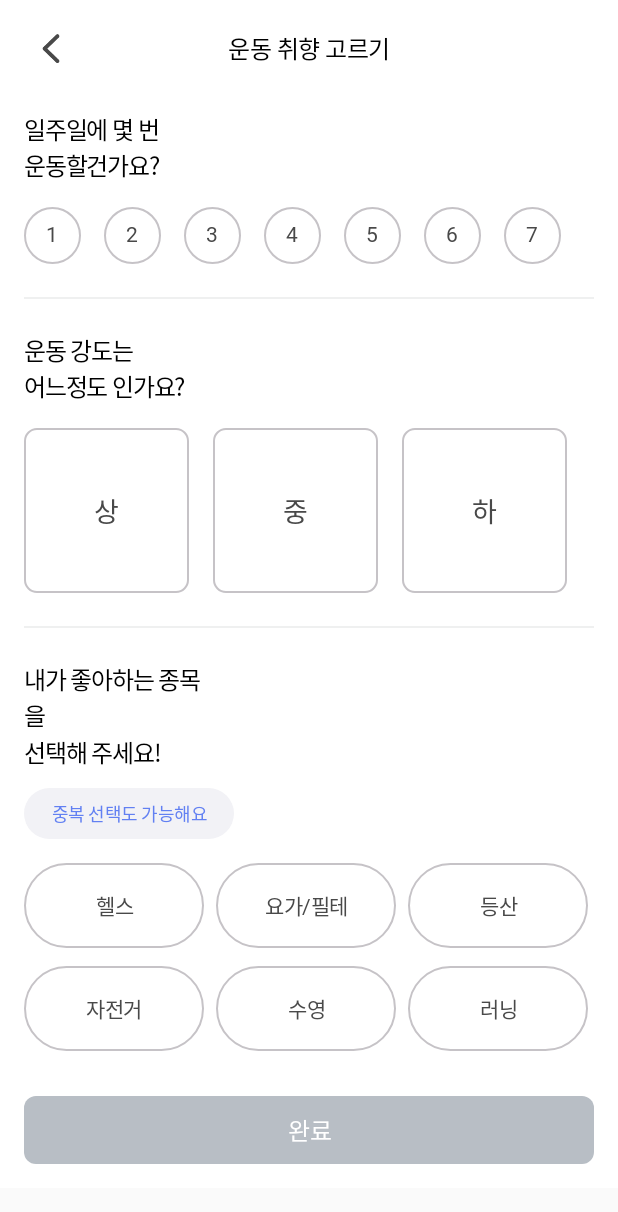
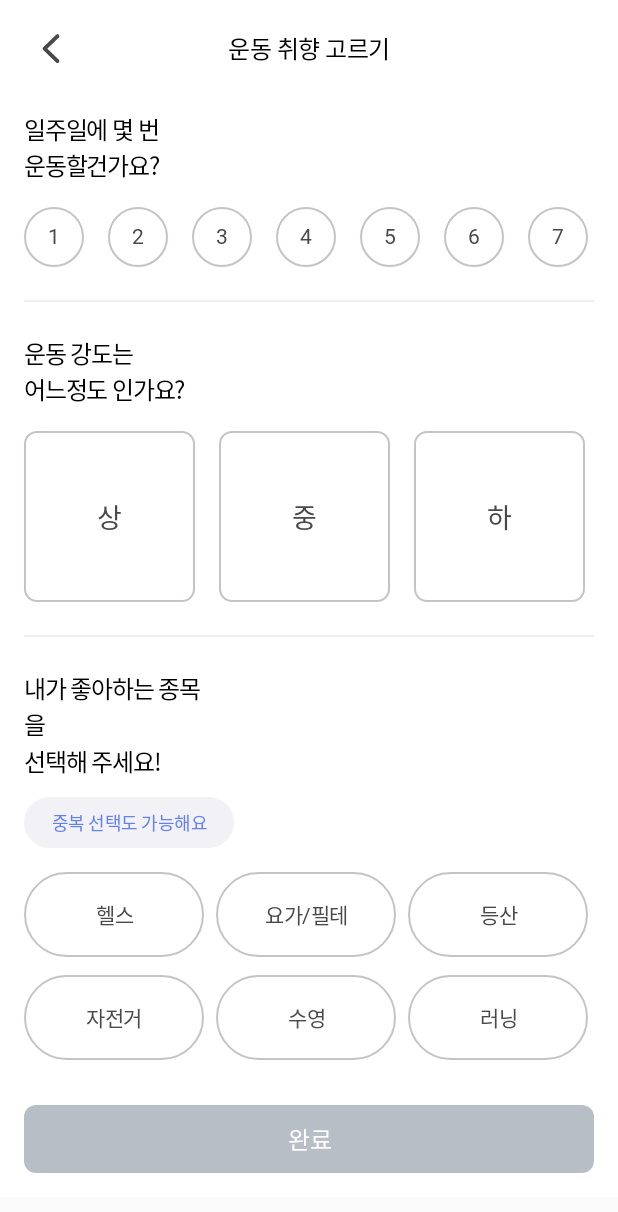
Before and after one commit to TEAMGODORI/GODORI_A, an Android app: the TasteSettingActivity screen opened directly, with no data from a screen before it, on a phone screen of 412 x 824 dp. Shown: the top 1212 px of the screen. Run offline under Robolectric (Android 15) with nearby library versions, the phone set to English and light mode, and no system bars; libraries missing offline, so code that uses them is left out: com.kakao.sdk.

Commit message:
[Add] 취향, 그룹 생성 dp 수정

```diff
--- a/GODORI/app/src/main/res/layout/activity_taste_setting.xml
+++ b/GODORI/app/src/main/res/layout/activity_taste_setting.xml
@@ -63,8 +63,8 @@
 
                 <RadioButton
                     android:id="@+id/taste_rb_cycle1"
-                    android:layout_width="38dp"
-                    android:layout_height="38dp"
+                    android:layout_width="40dp"
+                    android:layout_height="40dp"
                     android:layout_gravity="center"
                     android:textSize="14sp"
                     android:background="@drawable/taste_ly_btn_cycle"
@@ -76,10 +76,10 @@
 
                 <RadioButton
                     android:id="@+id/taste_rb_cycle2"
-                    android:layout_width="38dp"
-                    android:layout_height="38dp"
+                    android:layout_width="40dp"
+                    android:layout_height="40dp"
                     android:layout_gravity="center"
-                    android:layout_marginLeft="15dp"
+                    android:layout_marginLeft="16dp"
                     android:background="@drawable/taste_ly_btn_cycle"
                     android:button="@null"
                     android:gravity="center"
@@ -89,10 +89,10 @@
 
                 <RadioButton
                     android:id="@+id/taste_rb_cycle3"
-                    android:layout_width="38dp"
-                    android:layout_height="38dp"
+                    android:layout_width="40dp"
+                    android:layout_height="40dp"
                     android:layout_gravity="center"
-                    android:layout_marginLeft="15dp"
+                    android:layout_marginLeft="16dp"
                     android:background="@drawable/taste_ly_btn_cycle"
                     android:button="@null"
                     android:gravity="center"
@@ -102,10 +102,10 @@
 
                 <RadioButton
                     android:id="@+id/taste_rb_cycle4"
-                    android:layout_width="38dp"
-                    android:layout_height="38dp"
+                    android:layout_width="40dp"
+                    android:layout_height="40dp"
                     android:layout_gravity="center"
-                    android:layout_marginLeft="15dp"
+                    android:layout_marginLeft="16dp"
                     android:background="@drawable/taste_ly_btn_cycle"
                     android:button="@null"
                     android:gravity="center"
@@ -115,10 +115,10 @@
 
                 <RadioButton
                     android:id="@+id/taste_rb_cycle5"
-                    android:layout_width="38dp"
-                    android:layout_height="38dp"
+                    android:layout_width="40dp"
+                    android:layout_height="40dp"
                     android:layout_gravity="center"
-                    android:layout_marginLeft="15dp"
+                    android:layout_marginLeft="16dp"
                     android:background="@drawable/taste_ly_btn_cycle"
                     android:button="@null"
                     android:gravity="center"
@@ -128,10 +128,10 @@
 
                 <RadioButton
                     android:id="@+id/taste_rb_cycle6"
-                    android:layout_width="38dp"
-                    android:layout_height="38dp"
+                    android:layout_width="40dp"
+                    android:layout_height="40dp"
                     android:layout_gravity="center"
-                    android:layout_marginLeft="15dp"
+                    android:layout_marginLeft="16dp"
                     android:background="@drawable/taste_ly_btn_cycle"
                     android:button="@null"
                     android:gravity="center"
@@ -141,10 +141,10 @@
 
                 <RadioButton
                     android:id="@+id/taste_rb_cycle7"
-                    android:layout_width="38dp"
-                    android:layout_height="38dp"
+                    android:layout_width="40dp"
+                    android:layout_height="40dp"
                     android:layout_gravity="center"
-                    android:layout_marginLeft="15dp"
+                    android:layout_marginLeft="16dp"
                     android:background="@drawable/taste_ly_btn_cycle"
                     android:button="@null"
                     android:gravity="center"
@@ -175,14 +175,14 @@
             <RadioGroup
                 android:id="@+id/taste_btn_intensity"
                 android:layout_width="match_parent"
-                android:layout_height="110dp"
+                android:layout_height="114dp"
                 android:layout_marginTop="16dp"
                 android:orientation="horizontal">
 
                 <RadioButton
                     android:id="@+id/taste_btn_intensity1"
-                    android:layout_width="110dp"
-                    android:layout_height="110dp"
+                    android:layout_width="114dp"
+                    android:layout_height="114dp"
                     android:layout_gravity="center"
                     android:background="@drawable/taste_ly_btn_level"
                     android:button="@null"
@@ -195,8 +195,8 @@
 
                 <RadioButton
                     android:id="@+id/taste_btn_intensity2"
-                    android:layout_width="110dp"
-                    android:layout_height="110dp"
+                    android:layout_width="114dp"
+                    android:layout_height="114dp"
                     android:layout_gravity="center"
                     android:layout_marginLeft="16dp"
                     android:background="@drawable/taste_ly_btn_level"
@@ -210,8 +210,8 @@
 
                 <RadioButton
                     android:id="@+id/taste_btn_intensity3"
-                    android:layout_width="110dp"
-                    android:layout_height="110dp"
+                    android:layout_width="114dp"
+                    android:layout_height="114dp"
                     android:layout_gravity="center"
                     android:layout_marginLeft="16dp"
                     android:background="@drawable/taste_ly_btn_level"
```
Also changed, not shown: GODORI/app/src/main/res/layout/activity_group_creation4.xml (+35 -34 lines).
